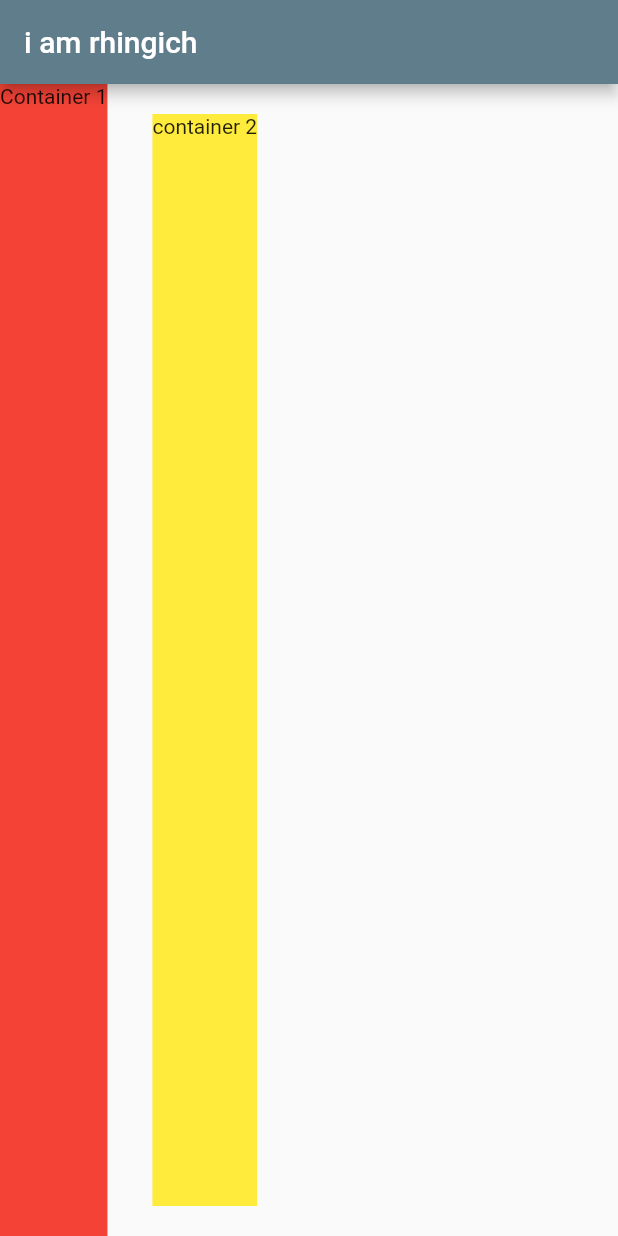
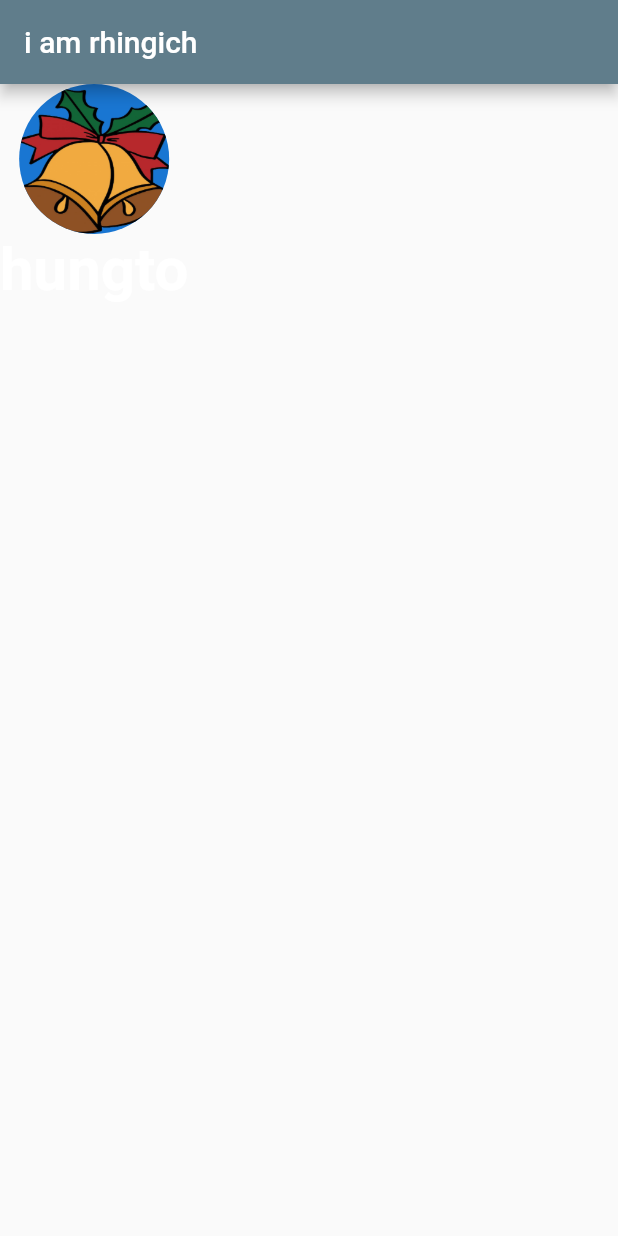
Before and after one commit to hungto228/flutter_challenge_app_1, a Flutter app: the screen it shows after launch, on a phone screen of 412 x 824 dp. Run offline on Flutter 3.47's test engine with Material 2 defaults, Android fonts, the phone set to English and light mode, and no system bars.

Commit message:
tapping widget

```diff
--- a/lib/main.dart
+++ b/lib/main.dart
@@ -18,26 +18,21 @@ class MyApp extends StatelessWidget {
               backgroundColor: Colors.blueGrey,
             ),
             body: SafeArea(
-              child: Row(
-            crossAxisAlignment: CrossAxisAlignment.stretch,
-            children: <Widget>[
-              Container(
-                height: 100,
-                child: Text("Container 1"),
-                color: Colors.red,
-                margin: EdgeInsets.zero,
+              child: Column(
+                children: [
+                  CircleAvatar(
+                    radius: 50,
+                    backgroundImage: AssetImage("images/bell.png"),
                   ),
-              SizedBox(
-                height: 20,
+                  Text(
+                    "hungto",
+                    style: TextStyle(
+                        fontSize: 40,
+                        color: Colors.white,
+                        fontWeight: FontWeight.bold),
+                  )
+                ],
               ),
-              Container(
-                height: 100,
-                child: Text("container 2"),
-                color: Colors.yellow,
-                margin: EdgeInsets.symmetric(horizontal: 30, vertical: 20),
-              ),
-            ],
-          ))),
-    );
+            )));
   }
 }
```
Lines whose indentation alone changed are shown as unchanged.
